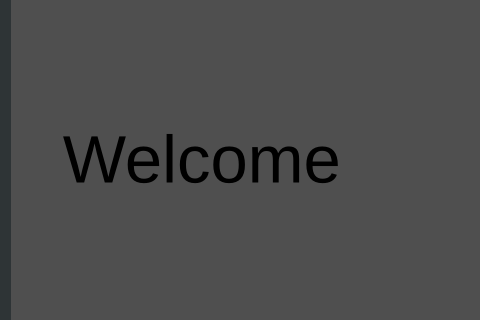
Above: OICQ/mainwindow.ui from OvOq/Oicq2.0 before the change; both pictures show x 0 to 480 and y 273 to 593 of the 1300 by 850 pixel window. Below: the same form after it.
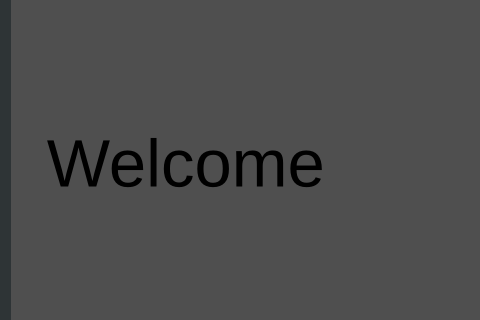
That is the form after the change. Icons and pictures are not drawn.

The edit to the form file:
```diff
--- a/OICQ/mainwindow.ui
+++ b/OICQ/mainwindow.ui
@@ -63,8 +63,8 @@
         <widget class="QLabel" name="label">
          <property name="geometry">
           <rect>
-           <x>-4</x>
-           <y>6</y>
+           <x>-20</x>
+           <y>10</y>
            <width>1131</width>
            <height>831</height>
           </rect>
```
Left out of the diff: 25 changed lines with no effect on the pictures.
